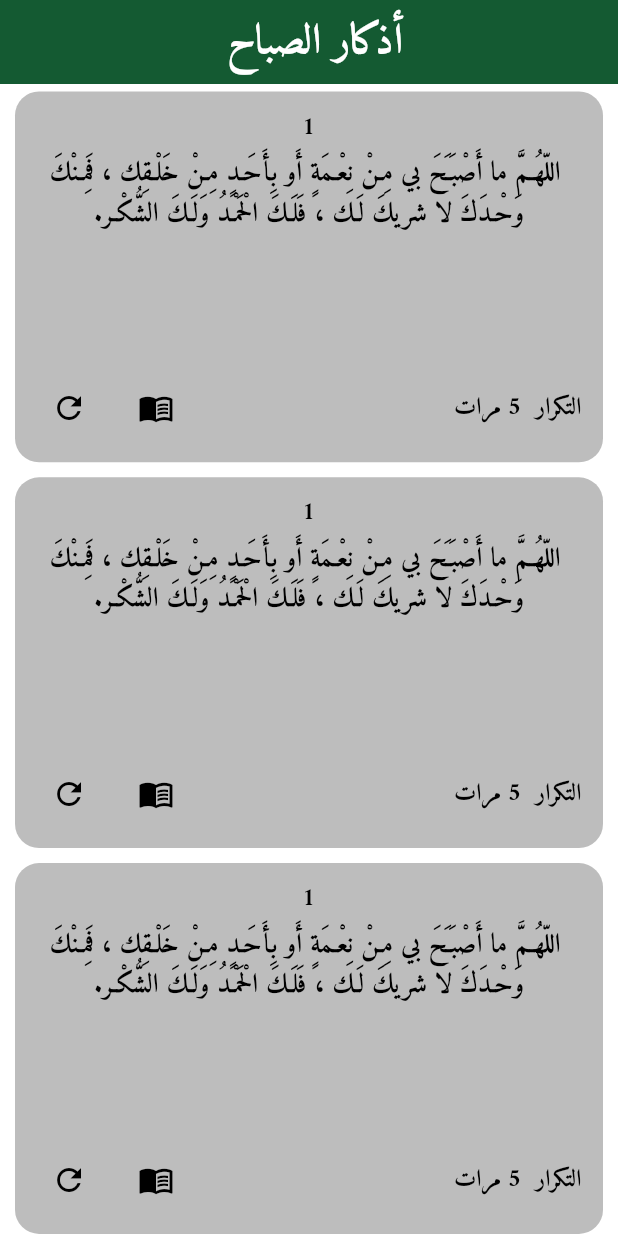
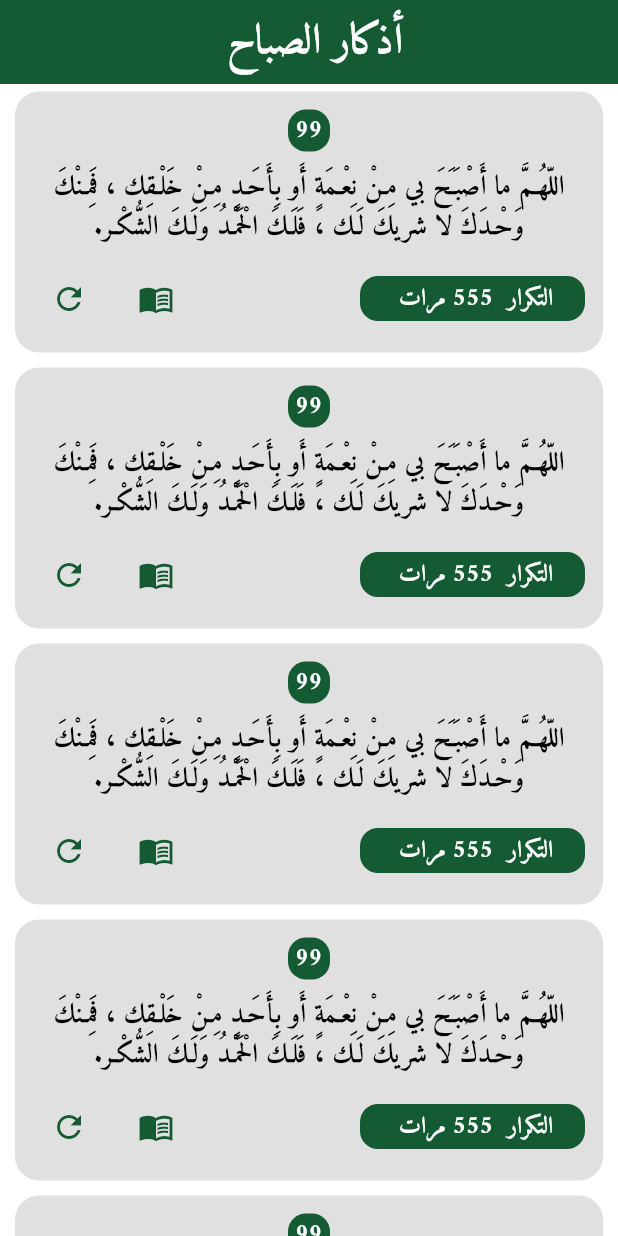
Before and after one commit to hassannwesh/al_rafiq_app, a Flutter app: the AzkarDetailsView screen opened by its route, on a phone screen of 412 x 824 dp. Run offline on Flutter 3.47's test engine with Material 3 defaults, Android fonts, the phone set to English and light mode, and no system bars; our stand-ins replace go_router.

Commit message:
Refactor ZkarCard

```diff
--- a/lib/feature/home/presentation/views/Sections/views/widgets/azkar_details_view_body.dart
+++ b/lib/feature/home/presentation/views/Sections/views/widgets/azkar_details_view_body.dart
@@ -7,6 +7,7 @@ class AzkarDetailsViewBody extends StatelessWidget {
   @override
   Widget build(BuildContext context) {
     return ListView.builder(
+      shrinkWrap: true,
       itemBuilder: (context, index) {
         return Padding(
           padding: EdgeInsets.symmetric(horizontal: 10, vertical: 5),
--- a/lib/feature/home/presentation/views/Sections/views/widgets/zkar_card.dart
+++ b/lib/feature/home/presentation/views/Sections/views/widgets/zkar_card.dart
@@ -1,4 +1,3 @@
-import 'package:al_rafiq/core/utils/helper/class_size.dart';
 import 'package:flutter/material.dart';
 
 class ZkarCard extends StatelessWidget {
@@ -7,63 +6,87 @@ class ZkarCard extends StatelessWidget {
   @override
   Widget build(BuildContext context) {
     return Container(
-      height: ScreenSize.height(context) * .30,
       decoration: BoxDecoration(
-        color: Colors.grey[400],
+        color: Colors.grey[300],
         borderRadius: BorderRadius.circular(16),
       ),
       child: InkWell(
+        borderRadius: BorderRadius.circular(16),
         onTap: () {},
-        borderRadius: BorderRadius.circular(16),
-        child: Container(
-          height: ScreenSize.height(context) * .13,
-          decoration: BoxDecoration(borderRadius: BorderRadius.circular(16)),
         child: Padding(
           padding: const EdgeInsets.symmetric(horizontal: 12, vertical: 12),
           child: Column(
+            crossAxisAlignment: CrossAxisAlignment.center,
             children: [
-                Text(
-                  '1',
-                  textAlign: TextAlign.center,
+              Container(
+                alignment: Alignment.center,
+                height: 28,
+                width: 28,
+                decoration: BoxDecoration(
+                  borderRadius: BorderRadius.circular(12),
+                  color: Theme.of(context).primaryColor,
+                ),
+                child: Text(
+                  '99',
                   style: Theme.of(context).textTheme.bodyLarge?.copyWith(
                     fontSize: 16,
-                    color: Colors.black, // النص يبان بوضوح
+                    color: Colors.white,
                     fontWeight: FontWeight.bold,
                   ),
                 ),
-                SizedBox(height: 5),
+              ),
+              const SizedBox(height: 10),
               Text(
-                  ' اللّهُـمَّ ما أَصْبَـَحَ بي مِـنْ نِعْـمَةٍ أَو بِأَحَـدٍ مِـنْ خَلْـقِك ، فَمِـنْكَ وَحْـدَكَ لا شريكَ لَـك ، فَلَـكَ الْحَمْـدُ وَلَـكَ الشُّكْـر. ',
+                'اللّهُـمَّ ما أَصْبَـَحَ بي مِـنْ نِعْـمَةٍ أَو بِأَحَـدٍ مِـنْ خَلْـقِك ، فَمِـنْكَ وَحْـدَكَ لا شريكَ لَـك ، فَلَـكَ الْحَمْـدُ وَلَـكَ الشُّكْـر.',
                 textAlign: TextAlign.center,
                 style: Theme.of(context).textTheme.bodyLarge?.copyWith(
                   fontSize: 18,
-                    color: Colors.black, // النص يبان بوضوح
+                  color: Colors.black,
                   fontWeight: FontWeight.bold,
                 ),
               ),
-                Spacer(),
+              const SizedBox(height: 10),
               Row(
                 children: [
-                    Text(
-                      'التكرار  5 مرات ',
-                      textAlign: TextAlign.center,
+                  Container(
+                    alignment: Alignment.center,
+                    height: 30,
+                    width: 150,
+                    decoration: BoxDecoration(
+                      borderRadius: BorderRadius.circular(12),
+                      color: Theme.of(context).primaryColor,
+                    ),
+                    child: Text(
+                      'التكرار  555 مرات ',
                       style: Theme.of(context).textTheme.bodyLarge?.copyWith(
                         fontSize: 16,
-                        color: Colors.black, // النص يبان بوضوح
+                        color: Colors.white,
                         fontWeight: FontWeight.bold,
                       ),
                     ),
-                    Spacer(),
-                    IconButton(onPressed: () {}, icon: Icon(Icons.menu_book)),
-                    SizedBox(width: 10),
-                    IconButton(onPressed: () {}, icon: Icon(Icons.refresh)),
+                  ),
+                  const Spacer(),
+                  IconButton(
+                    onPressed: () {},
+                    icon: Icon(
+                      Icons.menu_book,
+                      color: Theme.of(context).primaryColor,
+                    ),
+                  ),
+                  const SizedBox(width: 10),
+                  IconButton(
+                    onPressed: () {},
+                    icon: Icon(
+                      Icons.refresh,
+                      color: Theme.of(context).primaryColor,
+                    ),
+                  ),
                 ],
               ),
             ],
           ),
         ),
       ),
-      ),
     );
   }
 }
```
Lines whose indentation alone changed are shown as unchanged.
